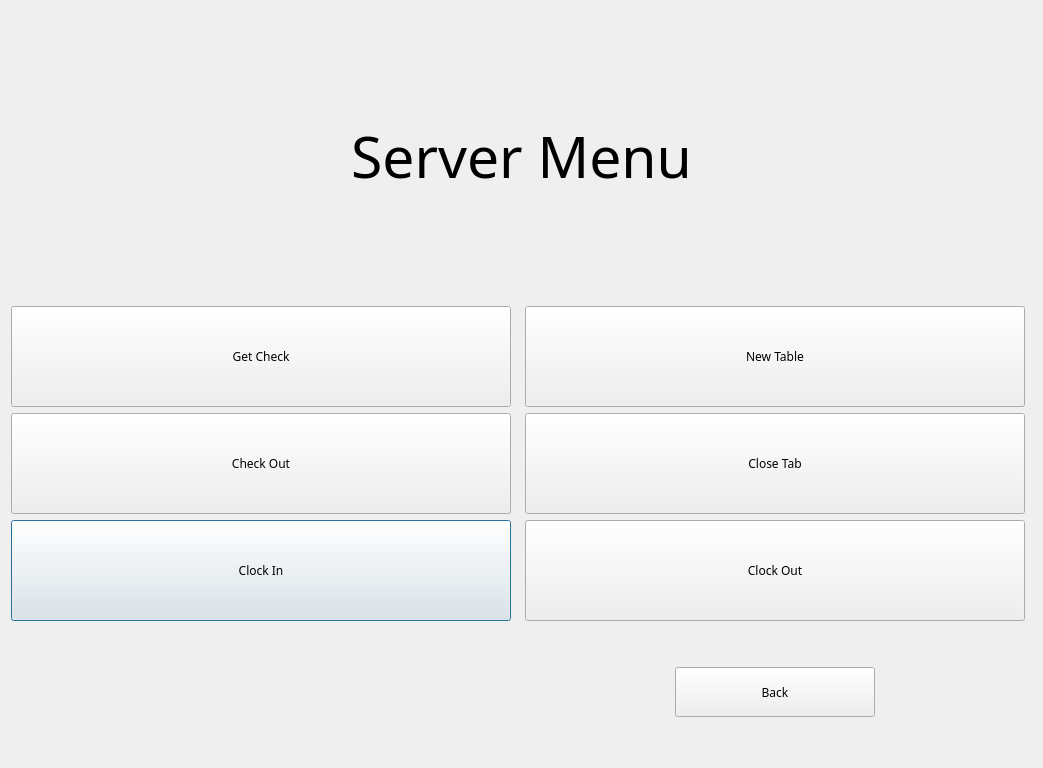
The window that staffstage.ui (kleiser135/Kitchen-Management) describes before a commit, drawn with Qt 5.
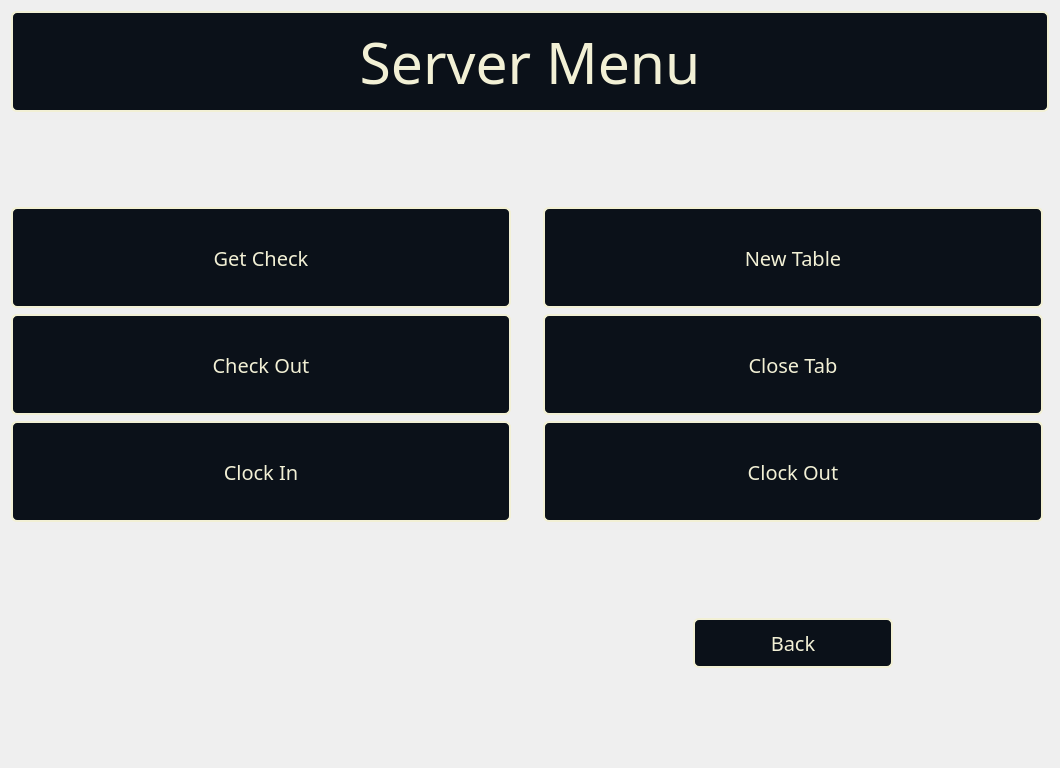
The same window after the commit. Icons and pictures are not drawn.

Commit message:
Updated button and menu looks
Made everything look pretty

Patch:
```diff
--- a/staffstage.ui
+++ b/staffstage.ui
@@ -13,6 +13,12 @@
   <property name="windowTitle">
    <string>Dialog</string>
   </property>
+  <property name="styleSheet">
+   <string notr="true">QDialog#staffStage
+{
+	border-image: url(:/Images/ServerBackground.png) 0 0 0 0  stretch stretch;
+}</string>
+  </property>
   <layout class="QGridLayout" name="gridLayout">
    <item row="6" column="0" alignment="Qt::AlignHCenter">
     <widget class="QPushButton" name="clockInButton">
@@ -25,8 +31,23 @@
      <property name="font">
       <font>
        <family>Yu Gothic Medium</family>
+       <pointsize>15</pointsize>
       </font>
      </property>
+     <property name="styleSheet">
+      <string notr="true">QPushButton#clockInButton{
+color: #F2F0D5;
+background-color: rgb(11, 17, 25);
+
+border: 2px solid #F2F0D5;
+border-radius: 6px;
+}
+
+QPushButton:hover#clockInButton{
+color: rgb(255, 255, 255);
+background-color:#2a2a2a;
+}</string>
+     </property>
      <property name="text">
       <string>Clock In</string>
      </property>
@@ -38,7 +59,7 @@
       <enum>Qt::Vertical</enum>
      </property>
      <property name="sizeType">
-      <enum>QSizePolicy::Fixed</enum>
+      <enum>QSizePolicy::Expanding</enum>
      </property>
      <property name="sizeHint" stdset="0">
       <size>
@@ -59,8 +80,23 @@
      <property name="font">
       <font>
        <family>Yu Gothic Medium</family>
+       <pointsize>15</pointsize>
       </font>
      </property>
+     <property name="styleSheet">
+      <string notr="true">QPushButton#pushButton{
+color: #F2F0D5;
+background-color: rgb(11, 17, 25);
+
+border: 2px solid #F2F0D5;
+border-radius: 6px;
+}
+
+QPushButton:hover#pushButton{
+color: rgb(255, 255, 255);
+background-color:#2a2a2a;
+}</string>
+     </property>
      <property name="text">
       <string>Back</string>
      </property>
@@ -68,12 +104,27 @@
    </item>
    <item row="0" column="0" colspan="4">
     <widget class="QLabel" name="label">
+     <property name="minimumSize">
+      <size>
+       <width>500</width>
+       <height>101</height>
+      </size>
+     </property>
      <property name="font">
       <font>
        <family>Yu Gothic Light</family>
        <pointsize>43</pointsize>
       </font>
      </property>
+     <property name="styleSheet">
+      <string notr="true">QLabel#label{
+color: #F2F0D5;
+background-color: rgb(11, 17, 25);
+
+border: 2px solid #F2F0D5;
+border-radius: 6px;
+}</string>
+     </property>
      <property name="text">
       <string>Server Menu</string>
      </property>
@@ -93,8 +144,23 @@
      <property name="font">
       <font>
        <family>Yu Gothic Medium</family>
+       <pointsize>15</pointsize>
       </font>
      </property>
+     <property name="styleSheet">
+      <string notr="true">QPushButton#newTableButton{
+color: #F2F0D5;
+background-color: rgb(11, 17, 25);
+
+border: 2px solid #F2F0D5;
+border-radius: 6px;
+}
+
+QPushButton:hover#newTableButton{
+color: rgb(255, 255, 255);
+background-color:#2a2a2a;
+}</string>
+     </property>
      <property name="text">
       <string>New Table</string>
      </property>
@@ -111,8 +177,23 @@
      <property name="font">
       <font>
        <family>Yu Gothic Medium</family>
+       <pointsize>15</pointsize>
       </font>
      </property>
+     <property name="styleSheet">
+      <string notr="true">QPushButton#checkOutButton{
+color: #F2F0D5;
+background-color: rgb(11, 17, 25);
+
+border: 2px solid #F2F0D5;
+border-radius: 6px;
+}
+
+QPushButton:hover#checkOutButton{
+color: rgb(255, 255, 255);
+background-color:#2a2a2a;
+}</string>
+     </property>
      <property name="text">
       <string>Check Out</string>
      </property>
@@ -124,7 +205,7 @@
       <enum>Qt::Vertical</enum>
      </property>
      <property name="sizeType">
-      <enum>QSizePolicy::Fixed</enum>
+      <enum>QSizePolicy::Expanding</enum>
      </property>
      <property name="sizeHint" stdset="0">
       <size>
@@ -145,8 +226,23 @@
      <property name="font">
       <font>
        <family>Yu Gothic Medium</family>
+       <pointsize>15</pointsize>
       </font>
      </property>
+     <property name="styleSheet">
+      <string notr="true">QPushButton#clockOutButton{
+color: #F2F0D5;
+background-color: rgb(11, 17, 25);
+
+border: 2px solid #F2F0D5;
+border-radius: 6px;
+}
+
+QPushButton:hover#clockOutButton{
+color: rgb(255, 255, 255);
+background-color:#2a2a2a;
+}</string>
+     </property>
      <property name="text">
       <string>Clock Out</string>
      </property>
@@ -163,8 +259,23 @@
      <property name="font">
       <font>
        <family>Yu Gothic Medium</family>
+       <pointsize>15</pointsize>
       </font>
      </property>
+     <property name="styleSheet">
+      <string notr="true">QPushButton#getCheckButton{
+color: #F2F0D5;
+background-color: rgb(11, 17, 25);
+
+border: 2px solid #F2F0D5;
+border-radius: 6px;
+}
+
+QPushButton:hover#getCheckButton{
+color: rgb(255, 255, 255);
+background-color:#2a2a2a;
+}</string>
+     </property>
      <property name="text">
       <string>Get Check</string>
      </property>
@@ -181,13 +292,44 @@
      <property name="font">
       <font>
        <family>Yu Gothic Medium</family>
+       <pointsize>15</pointsize>
       </font>
      </property>
+     <property name="styleSheet">
+      <string notr="true">QPushButton#closeTabButton{
+color: #F2F0D5;
+background-color: rgb(11, 17, 25);
+
+border: 2px solid #F2F0D5;
+border-radius: 6px;
+}
+
+QPushButton:hover#closeTabButton{
+color: rgb(255, 255, 255);
+background-color:#2a2a2a;
+}</string>
+     </property>
      <property name="text">
       <string>Close Tab</string>
      </property>
     </widget>
    </item>
+   <item row="1" column="1">
+    <spacer name="verticalSpacer_3">
+     <property name="orientation">
+      <enum>Qt::Vertical</enum>
+     </property>
+     <property name="sizeType">
+      <enum>QSizePolicy::Expanding</enum>
+     </property>
+     <property name="sizeHint" stdset="0">
+      <size>
+       <width>20</width>
+       <height>50</height>
+      </size>
+     </property>
+    </spacer>
+   </item>
   </layout>
  </widget>
  <tabstops>
```
The commit also changes 16 other files.
